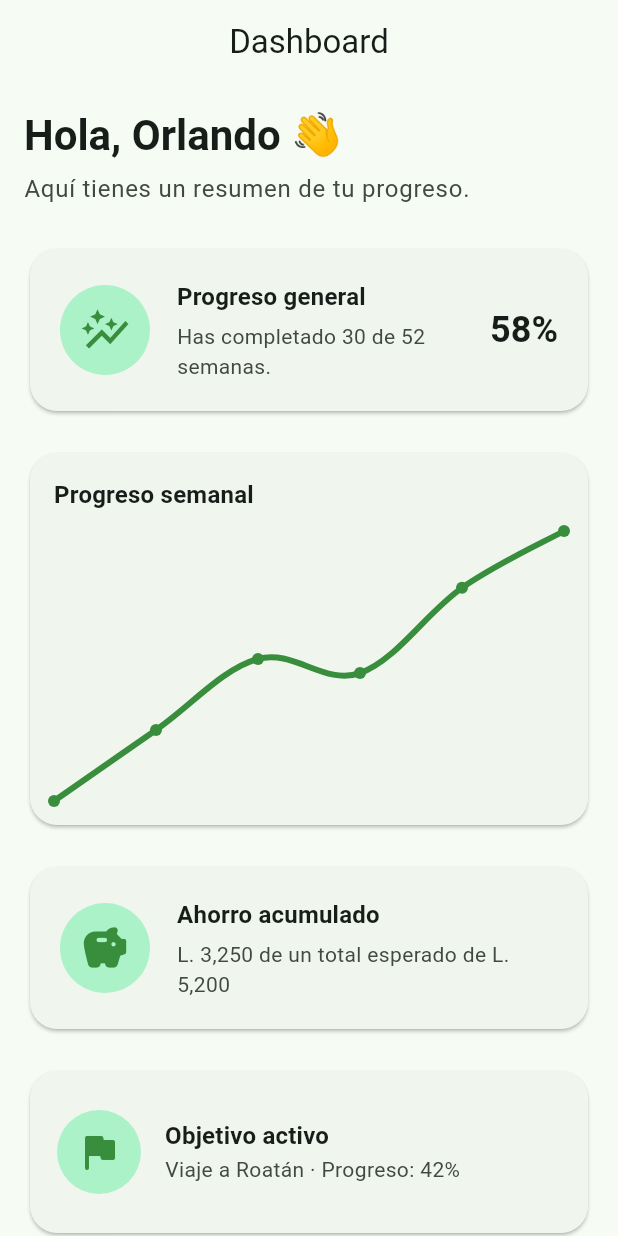
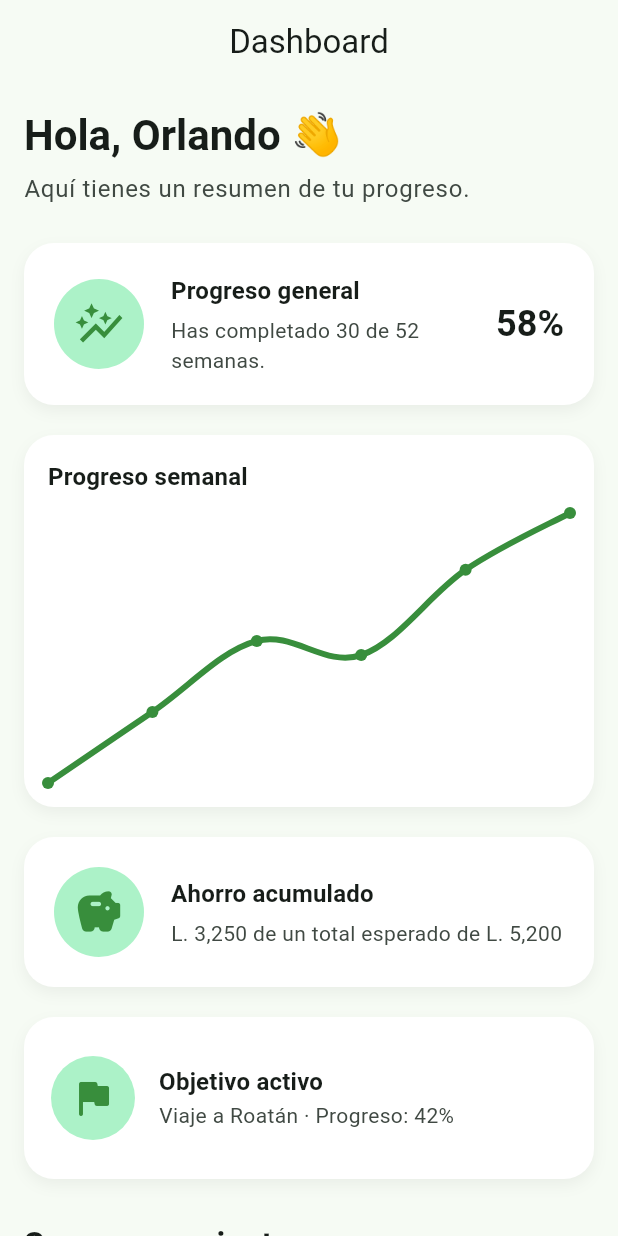
Before and after one commit to OrlandoU/proyecto-final-lenguajes, a Flutter app: the DashboardView screen opened by its route, on a phone screen of 412 x 824 dp. Run offline on Flutter 3.47's test engine with Material 3 defaults, Android fonts, the phone set to English and light mode, and no system bars; drawn by our look-alikes of fl_chart; our stand-ins replace firebase_auth, firebase_core, font_awesome_flutter, go_router, google_sign_in; accounts and stored records are empty.

Commit message:
Cambiando tonalidades de los fondos y el tema

```diff
--- a/trakit/lib/client/views/dashboard.dart
+++ b/trakit/lib/client/views/dashboard.dart
@@ -14,7 +14,6 @@ class DashboardView extends StatelessWidget {
         centerTitle: true,
         elevation: 0,
       ),
-
       body: SingleChildScrollView(
         padding: const EdgeInsets.all(16),
         child: Column(
@@ -35,11 +34,19 @@ class DashboardView extends StatelessWidget {
             ),
 
             const SizedBox(height: 24),
-            Card(
-              elevation: 1,
-              shape: RoundedRectangleBorder(
-                borderRadius: BorderRadius.circular(18),
+            Container(
+              decoration: BoxDecoration(
+                color: Colors.white,
+                borderRadius: BorderRadius.circular(20),
+                boxShadow: [
+                  BoxShadow(
+                    color: Colors.black.withOpacity(.05),
+                    blurRadius: 8,
+                    offset: Offset(0, 4),
+                  ),
+                ],
               ),
+
               child: Padding(
                 padding: const EdgeInsets.all(20),
                 child: Row(
@@ -85,10 +92,17 @@ class DashboardView extends StatelessWidget {
             ),
 
             const SizedBox(height: 20),
-            Card(
-              elevation: 1,
-              shape: RoundedRectangleBorder(
-                borderRadius: BorderRadius.circular(18),
+            Container(
+              decoration: BoxDecoration(
+                color: Colors.white,
+                borderRadius: BorderRadius.circular(20),
+                boxShadow: [
+                  BoxShadow(
+                    color: Colors.black.withOpacity(.05),
+                    blurRadius: 8,
+                    offset: Offset(0, 4),
+                  ),
+                ],
               ),
               child: Padding(
                 padding: const EdgeInsets.all(16),
@@ -148,10 +162,17 @@ class DashboardView extends StatelessWidget {
             ),
 
             const SizedBox(height: 20),
-            Card(
-              elevation: 1,
-              shape: RoundedRectangleBorder(
-                borderRadius: BorderRadius.circular(18),
+            Container(
+              decoration: BoxDecoration(
+                color: Colors.white,
+                borderRadius: BorderRadius.circular(20),
+                boxShadow: [
+                  BoxShadow(
+                    color: Colors.black.withOpacity(.05),
+                    blurRadius: 8,
+                    offset: Offset(0, 4),
+                  ),
+                ],
               ),
               child: Padding(
                 padding: const EdgeInsets.all(20),
@@ -193,10 +214,17 @@ class DashboardView extends StatelessWidget {
             ),
 
             const SizedBox(height: 20),
-            Card(
-              elevation: 1,
-              shape: RoundedRectangleBorder(
-                borderRadius: BorderRadius.circular(18),
+            Container(
+              decoration: BoxDecoration(
+                color: Colors.white,
+                borderRadius: BorderRadius.circular(20),
+                boxShadow: [
+                  BoxShadow(
+                    color: Colors.black.withOpacity(.05),
+                    blurRadius: 8,
+                    offset: Offset(0, 4),
+                  ),
+                ],
               ),
               child: ListTile(
                 contentPadding: const EdgeInsets.all(18),
```
